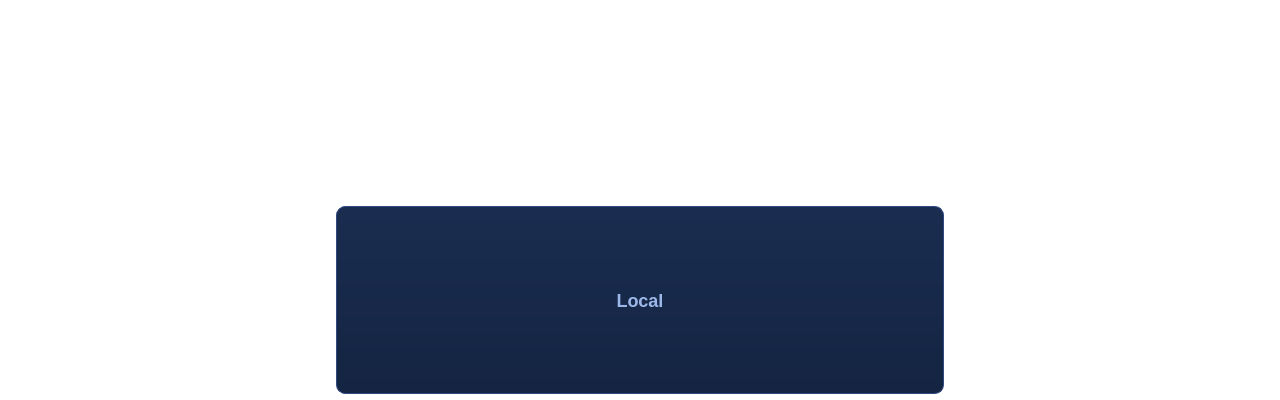
Qt form widgets/component/remoteoverlay.ui (housir-debug/Leacesy_M3506) before a commit.
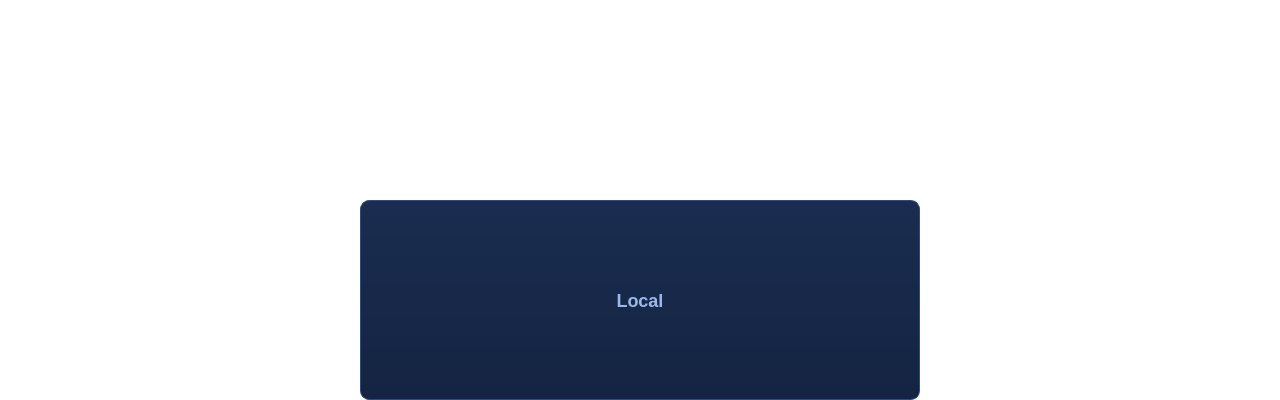
The same form after that commit. Icons and pictures are not drawn.

Diff of the .ui file:
```diff
--- a/widgets/component/remoteoverlay.ui
+++ b/widgets/component/remoteoverlay.ui
@@ -144,16 +144,16 @@
        <number>0</number>
       </property>
       <property name="leftMargin">
-       <number>336</number>
+       <number>360</number>
       </property>
       <property name="topMargin">
-       <number>6</number>
+       <number>0</number>
       </property>
       <property name="rightMargin">
-       <number>336</number>
+       <number>360</number>
       </property>
       <property name="bottomMargin">
-       <number>6</number>
+       <number>0</number>
       </property>
       <item>
        <widget class="QPushButton" name="gobackpushButton">
```
Left out of the diff: 6 changed lines with no effect on the pictures.
